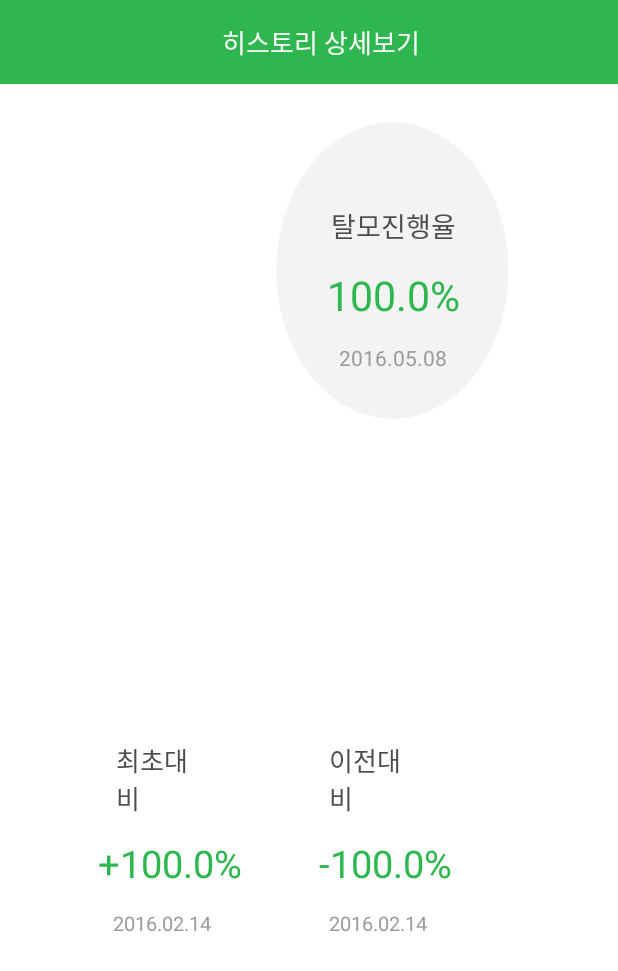
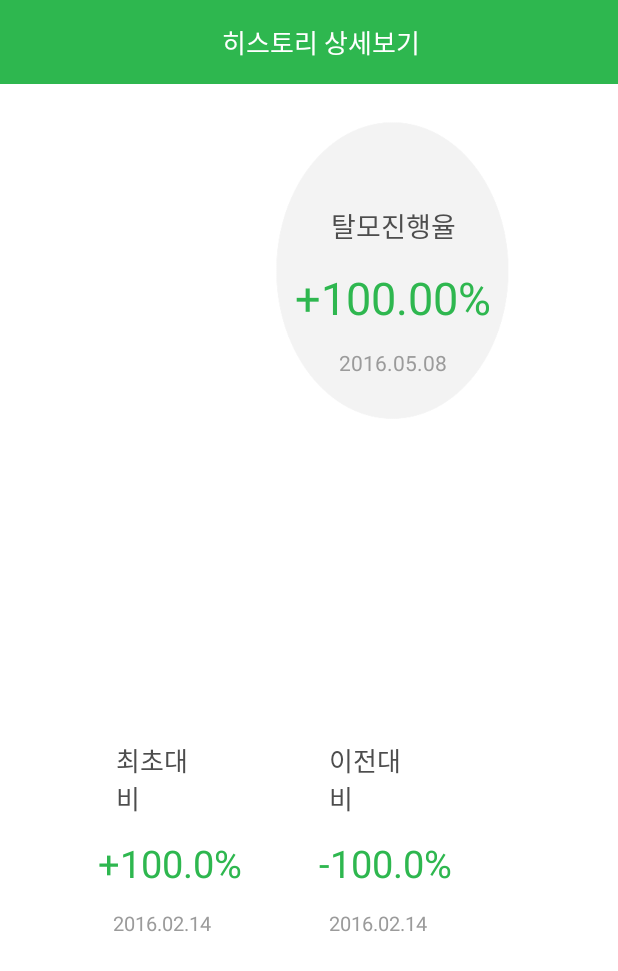
Before and after one commit to sosanara/sosaFront, an Android app: the layout activity_history_result.xml on its own in the app's theme, with its tools: preview values and no code run, on a phone screen of 412 x 824 dp. Shown: the top 971 px of the screen. Run offline under Robolectric (Android 15) with nearby library versions, the phone set to English and light mode, and no system bars; Roboto replaces fonts that are not available here.

Commit message:
history result page ui

```diff
--- a/app/src/main/res/layout/activity_history_result.xml
+++ b/app/src/main/res/layout/activity_history_result.xml
@@ -61,8 +61,8 @@
 
                 <TextView
                     android:id="@+id/currentPercentView"
-                    android:text="100.0%"
-                    android:textSize="27sp"
+                    android:text="+100.00%"
+                    android:textSize="30sp"
                     android:textColor="@color/colorPrimary"
                     android:layout_width="wrap_content"
                     android:layout_height="wrap_content"
```
Also changed, not shown: app/src/main/java/com/example/shim/sosafront/GalleryPackage/GalleryNextPagePackage/GalleryItemClickActivity.java (+11 -5 lines), app/src/main/res/layout/activity_gallery_item_click.xml (+9 -2 lines).
